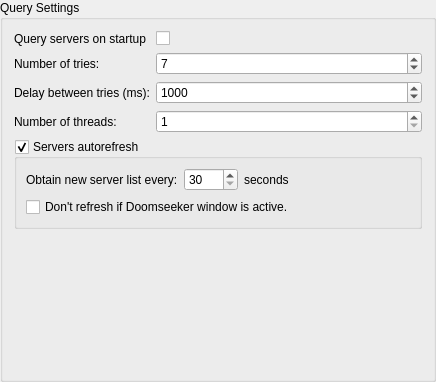
Above: src/gui/cfgQuery.ui from Destroyerrrocket/doomseeker-unofficial before the change. Below: the same form after it.
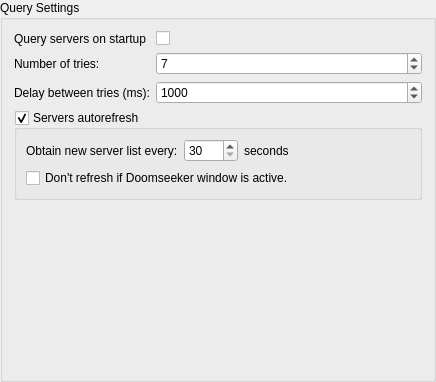
That is the form after the change.

Commit message: EXPERIMENTAL QUERY BRANCH: - Custom servers will not block Get Servers/Refresh All buttons anymore. - Servers will now appear on the list immediately after being created. - Removed now useless QueryThreads value from the configuration.

What changed in the file:
```diff
--- a/src/gui/cfgQuery.ui
+++ b/src/gui/cfgQuery.ui
@@ -19,6 +19,9 @@
   <layout class="QVBoxLayout" name="verticalLayout">
    <item>
     <layout class="QFormLayout" name="formLayout">
+     <property name="fieldGrowthPolicy">
+      <enum>QFormLayout::AllNonFixedFieldsGrow</enum>
+     </property>
      <item row="0" column="0">
       <widget class="QLabel" name="label_3">
        <property name="text">
@@ -91,29 +94,6 @@
        </property>
       </widget>
      </item>
-     <item row="3" column="0">
-      <widget class="QLabel" name="label_2">
-       <property name="toolTip">
-        <string>Number of refreshing threads. Increasing this number might increase the refresh speed but will also require more processing power.</string>
-       </property>
-       <property name="text">
-        <string>Number of threads:</string>
-       </property>
-      </widget>
-     </item>
-     <item row="3" column="1">
-      <widget class="QSpinBox" name="threadsBox">
-       <property name="toolTip">
-        <string>Number of refreshing threads. Increasing this number might increase the refresh speed but will also require more processing power.</string>
-       </property>
-       <property name="minimum">
-        <number>1</number>
-       </property>
-       <property name="maximum">
-        <number>50</number>
-       </property>
-      </widget>
-     </item>
     </layout>
    </item>
    <item>
```
The commit also changes 7 other files.
